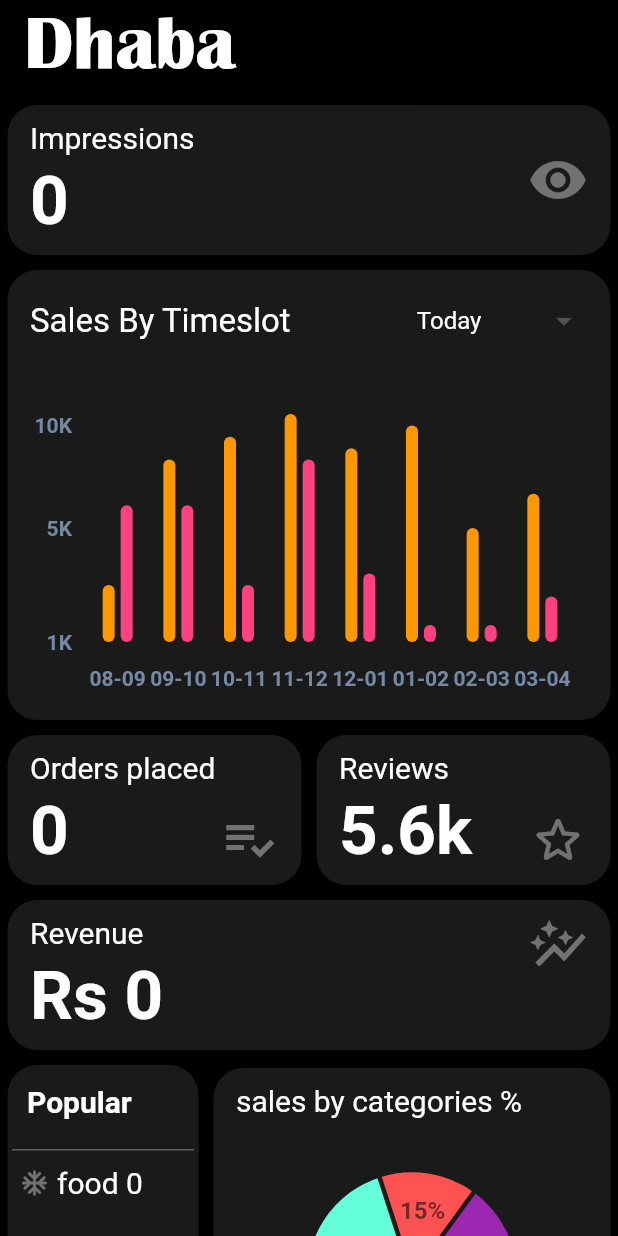
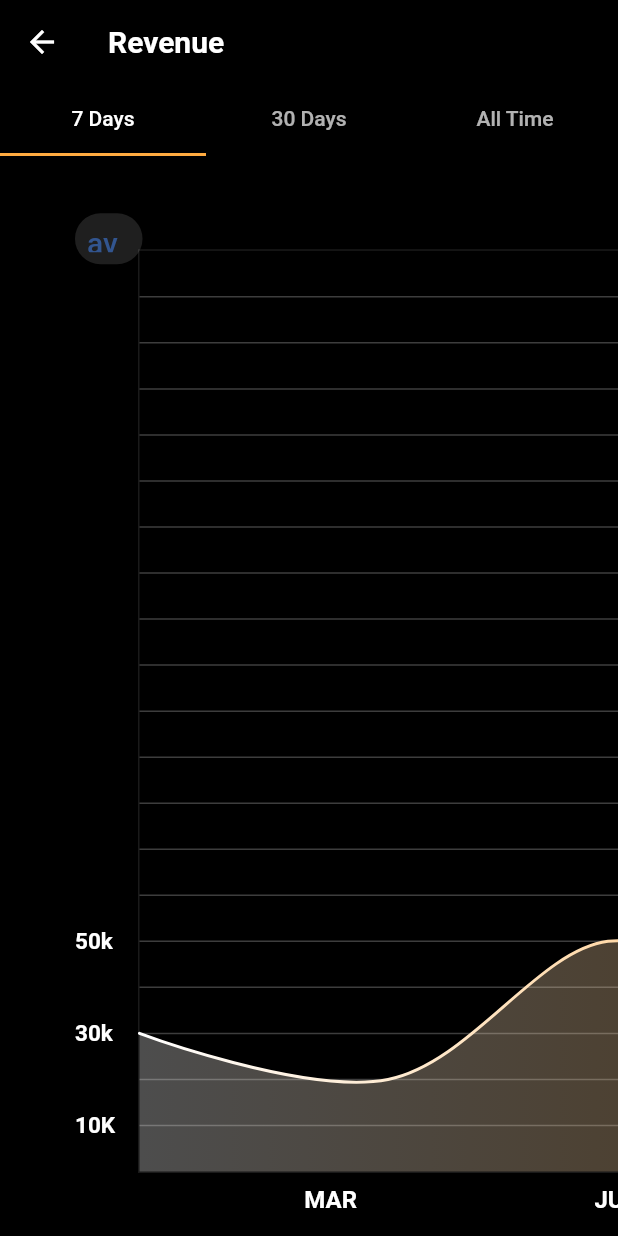
Before and after one commit to yousuf-4594/Blink-Employee, a Flutter app: the AnalyticsScreen screen opened directly with empty values, after a tap on "Revenue", on a phone screen of 412 x 824 dp. Run offline on Flutter 3.47's test engine with Material 2 defaults, Android fonts, the phone set to English and light mode, and no system bars; drawn by our look-alikes of fl_chart; our stand-ins replace animated_text_kit, flutter_slidable, google_fonts, google_nav_bar, smooth_page_indicator; missing offline and left inert: mysql_client.

Commit message:
revenue menu

```diff
--- /dev/null
+++ b/lib/graphs/revenueLineChart.dart
@@ -0,0 +1,305 @@
+import 'package:fl_chart/fl_chart.dart';
+import 'package:flutter/material.dart';
+
+class RevenueLineChart extends StatefulWidget {
+  const RevenueLineChart({super.key});
+
+  @override
+  State<RevenueLineChart> createState() => _LineChartSample2State();
+}
+
+class _LineChartSample2State extends State<RevenueLineChart> {
+  List<Color> gradientColors = [
+    Colors.white,
+    Colors.orangeAccent,
+  ];
+
+  bool showAvg = false;
+
+  @override
+  Widget build(BuildContext context) {
+    return Stack(
+      children: <Widget>[
+        AspectRatio(
+          aspectRatio: 1.1,
+          child: Padding(
+            padding: const EdgeInsets.only(
+              right: 5,
+              // left: 12,
+              top: 24,
+              bottom: 12,
+            ),
+            child: LineChart(
+              showAvg ? avgData() : mainData(),
+            ),
+          ),
+        ),
+        SizedBox(
+          // width: 60,
+          // height: 34,
+          child: Container(
+            width: 45,
+            height: 34,
+            decoration: BoxDecoration(
+              color: Colors.white12,
+              borderRadius: BorderRadius.all(Radius.circular(20)),
+            ),
+            child: TextButton(
+              onPressed: () {
+                setState(() {
+                  showAvg = !showAvg;
+                });
+              },
+              child: Center(
+                child: Text(
+                  'avg',
+                  style: TextStyle(
+                    fontSize: 20,
+                    color: showAvg
+                        ? Colors.lightBlue
+                        : Colors.blueAccent.withOpacity(0.5),
+                  ),
+                ),
+              ),
+            ),
+          ),
+        ),
+      ],
+    );
+  }
+
+  Widget bottomTitleWidgets(double value, TitleMeta meta) {
+    const style = TextStyle(
+      fontWeight: FontWeight.bold,
+      fontSize: 16,
+      color: Colors.white,
+    );
+    Widget text;
+    switch (value.toInt()) {
+      case 2:
+        text = const Text('MAR', style: style);
+        break;
+      case 5:
+        text = const Text('JUN', style: style);
+        break;
+      case 8:
+        text = const Text('SEP', style: style);
+        break;
+      default:
+        text = const Text('', style: style);
+        break;
+    }
+
+    return SideTitleWidget(
+      axisSide: meta.axisSide,
+      child: text,
+    );
+  }
+
+  Widget leftTitleWidgets(double value, TitleMeta meta) {
+    const style = TextStyle(
+      fontWeight: FontWeight.bold,
+      fontSize: 15,
+      color: Colors.white,
+    );
+    String text;
+    switch (value.toInt()) {
+      case 1:
+        text = '10K';
+        break;
+      case 3:
+        text = '30k';
+        break;
+      case 5:
+        text = '50k';
+        break;
+      default:
+        return Container();
+    }
+
+    return Text(text, style: style, textAlign: TextAlign.left);
+  }
+
+  LineChartData mainData() {
+    return LineChartData(
+      gridData: FlGridData(
+        show: true,
+        drawVerticalLine: true,
+        horizontalInterval: 1,
+        // verticalInterval: 1,
+        getDrawingHorizontalLine: (value) {
+          return const FlLine(
+            color: Colors.white24,
+            strokeWidth: 1,
+          );
+        },
+        getDrawingVerticalLine: (value) {
+          return const FlLine(
+            color: Colors.white10,
+            strokeWidth: 0,
+          );
+        },
+      ),
+      titlesData: FlTitlesData(
+        show: true,
+        rightTitles: const AxisTitles(
+          sideTitles: SideTitles(showTitles: false),
+        ),
+        topTitles: const AxisTitles(
+          sideTitles: SideTitles(showTitles: false),
+        ),
+        bottomTitles: AxisTitles(
+          sideTitles: SideTitles(
+            showTitles: true,
+            reservedSize: 30,
+            interval: 1,
+            getTitlesWidget: bottomTitleWidgets,
+          ),
+        ),
+        leftTitles: AxisTitles(
+          sideTitles: SideTitles(
+            showTitles: true,
+            interval: 1,
+            getTitlesWidget: leftTitleWidgets,
+            reservedSize: 42,
+          ),
+        ),
+      ),
+      borderData: FlBorderData(
+        show: true,
+        border: Border.all(color: Colors.white10),
+      ),
+      minX: 0,
+      maxX: 11,
+      minY: 0,
+      maxY: 20,
+      lineBarsData: [
+        LineChartBarData(
+          spots: const [
+            FlSpot(0, 3),
+            FlSpot(2.6, 2),
+            FlSpot(4.9, 5),
+            FlSpot(6.8, 3.1),
+            FlSpot(8, 4),
+            FlSpot(9.5, 3),
+            FlSpot(11, 4),
+          ],
+          isCurved: true,
+          gradient: LinearGradient(
+            colors: gradientColors,
+          ),
+          barWidth: 2,
+          isStrokeCapRound: true,
+          dotData: const FlDotData(
+            show: false,
+          ),
+          belowBarData: BarAreaData(
+            show: true,
+            gradient: LinearGradient(
+              colors: gradientColors
+                  .map((color) => color.withOpacity(0.3))
+                  .toList(),
+            ),
+          ),
+        ),
+      ],
+    );
+  }
+
+  LineChartData avgData() {
+    return LineChartData(
+      lineTouchData: const LineTouchData(enabled: false),
+      gridData: FlGridData(
+        show: true,
+        drawHorizontalLine: true,
+        verticalInterval: 1,
+        horizontalInterval: 1,
+        getDrawingVerticalLine: (value) {
+          return const FlLine(
+            color: Colors.white10,
+            strokeWidth: 0,
+          );
+        },
+        getDrawingHorizontalLine: (value) {
+          return const FlLine(
+            color: Colors.white24,
+            strokeWidth: 1,
+          );
+        },
+      ),
+      titlesData: FlTitlesData(
+        show: true,
+        bottomTitles: AxisTitles(
+          sideTitles: SideTitles(
+            showTitles: true,
+            reservedSize: 30,
+            getTitlesWidget: bottomTitleWidgets,
+            interval: 1,
+          ),
+        ),
+        leftTitles: AxisTitles(
+          sideTitles: SideTitles(
+            showTitles: true,
+            getTitlesWidget: leftTitleWidgets,
+            reservedSize: 42,
+            interval: 1,
+          ),
+        ),
+        topTitles: const AxisTitles(
+          sideTitles: SideTitles(showTitles: false),
+        ),
+        rightTitles: const AxisTitles(
+          sideTitles: SideTitles(showTitles: false),
+        ),
+      ),
+      borderData: FlBorderData(
+        show: true,
+        border: Border.all(color: Colors.white10),
+      ),
+      minX: 0,
+      maxX: 11,
+      minY: 0,
+      maxY: 20,
+      lineBarsData: [
+        LineChartBarData(
+          spots: const [
+            FlSpot(0, 3.44),
+            FlSpot(2.6, 3.44),
+            FlSpot(4.9, 3.44),
+            FlSpot(6.8, 3.44),
+            FlSpot(8, 3.44),
+            FlSpot(9.5, 3.44),
+            FlSpot(11, 3.44),
+          ],
+          isCurved: true,
+          gradient: LinearGradient(
+            colors: [
+              ColorTween(begin: gradientColors[0], end: gradientColors[1])
+                  .lerp(0.2)!,
+              ColorTween(begin: gradientColors[0], end: gradientColors[1])
+                  .lerp(0.2)!,
+            ],
+          ),
+          barWidth: 2,
+          isStrokeCapRound: true,
+          dotData: const FlDotData(
+            show: false,
+          ),
+          belowBarData: BarAreaData(
+            show: true,
+            gradient: LinearGradient(
+              colors: [
+                ColorTween(begin: gradientColors[0], end: gradientColors[1])
+                    .lerp(0.2)!
+                    .withOpacity(0.1),
+                ColorTween(begin: gradientColors[0], end: gradientColors[1])
+                    .lerp(0.2)!
+                    .withOpacity(0.1),
+              ],
+            ),
+          ),
+        ),
+      ],
+    );
+  }
+}
--- a/lib/screens/analytics_screen.dart
+++ b/lib/screens/analytics_screen.dart
@@ -1,6 +1,7 @@
 import 'dart:async';
 
 import 'package:flutter/material.dart';
+import 'package:food_delivery_restraunt/screens/revenueScreen.dart';
 import 'package:food_delivery_restraunt/services/analytics.dart';
 
 import 'package:fl_chart/fl_chart.dart';
@@ -8,6 +9,7 @@ import 'package:fl_chart/fl_chart.dart';
 import '../classes/restaurant.dart';
 import '../graphs/barGraphDoubleLines.dart';
 import '../graphs/piChart.dart';
+import '../graphs/revenueLineChart.dart';
 
 class AnalyticsScreen extends StatefulWidget {
   static const String id = 'analytics_screen';
@@ -256,6 +258,11 @@ class RevenueRow extends StatelessWidget {
       child: InkWell(
         onTap: () {
           print('widget a pressed');
+
+          Navigator.push(
+            context,
+            MaterialPageRoute(builder: (context) => (revenueScreen())),
+          );
         },
         borderRadius: BorderRadius.circular(20),
         child: Container(
--- /dev/null
+++ b/lib/screens/revenueScreen.dart
@@ -0,0 +1,88 @@
+import 'package:flutter/material.dart';
+
+import '../graphs/revenueLineChart.dart';
+
+class revenueScreen extends StatefulWidget {
+  @override
+  _ScreenBState createState() => _ScreenBState();
+}
+
+class _ScreenBState extends State<revenueScreen> {
+  @override
+  Widget build(BuildContext context) {
+    return MaterialApp(
+      debugShowCheckedModeBanner: false,
+      home: DefaultTabController(
+        length: 3,
+        child: Scaffold(
+          backgroundColor: Colors.black,
+          appBar: AppBar(
+            automaticallyImplyLeading: true,
+            title: Text('Revenue',
+                style: TextStyle(
+                  fontWeight: FontWeight.bold,
+                )),
+            backgroundColor: Colors.black,
+            leading: IconButton(
+              icon: Icon(Icons.arrow_back),
+              onPressed: () {
+                Navigator.pop(context);
+              },
+            ),
+            bottom: TabBar(
+              indicatorColor: Colors.orangeAccent,
+              tabs: [
+                Tab(text: '7 Days'),
+                Tab(text: '30 Days'),
+                Tab(text: 'All Time'),
+              ],
+            ),
+          ),
+          body: TabBarView(
+            children: [
+              // Content for 7 Days
+              SingleChildScrollView(
+                physics: BouncingScrollPhysics(),
+                scrollDirection: Axis.horizontal,
+                child: Container(
+                  // Replace this with your graph widget
+                  width: 800,
+                  padding: EdgeInsets.only(left: 50),
+                  height: MediaQuery.of(context).size.height,
+                  alignment: Alignment.bottomCenter,
+                  child: RevenueLineChart(),
+                ),
+              ),
+
+              SingleChildScrollView(
+                physics: BouncingScrollPhysics(),
+                scrollDirection: Axis.horizontal,
+                child: Container(
+                  // Replace this with your graph widget
+                  width: 800,
+                  padding: EdgeInsets.only(left: 50),
+                  height: MediaQuery.of(context).size.height,
+                  alignment: Alignment.bottomCenter,
+                  child: RevenueLineChart(),
+                ),
+              ),
+
+              SingleChildScrollView(
+                physics: BouncingScrollPhysics(),
+                scrollDirection: Axis.horizontal,
+                child: Container(
+                  // Replace this with your graph widget
+                  width: 800,
+                  padding: EdgeInsets.only(left: 50),
+                  height: MediaQuery.of(context).size.height,
+                  alignment: Alignment.bottomCenter,
+                  child: RevenueLineChart(),
+                ),
+              ),
+            ],
+          ),
+        ),
+      ),
+    );
+  }
+}
```
